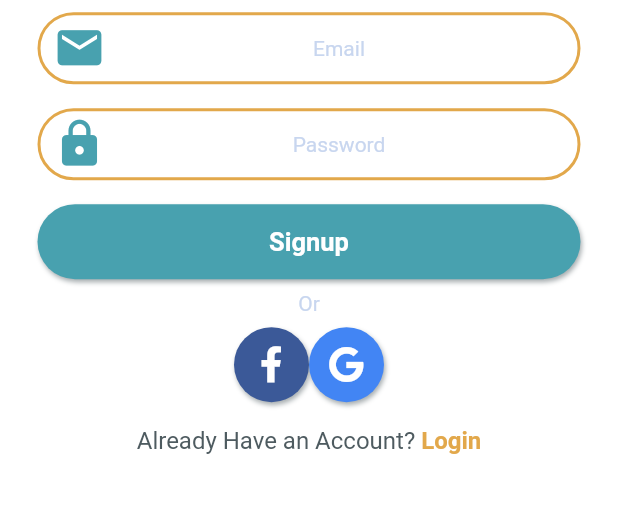
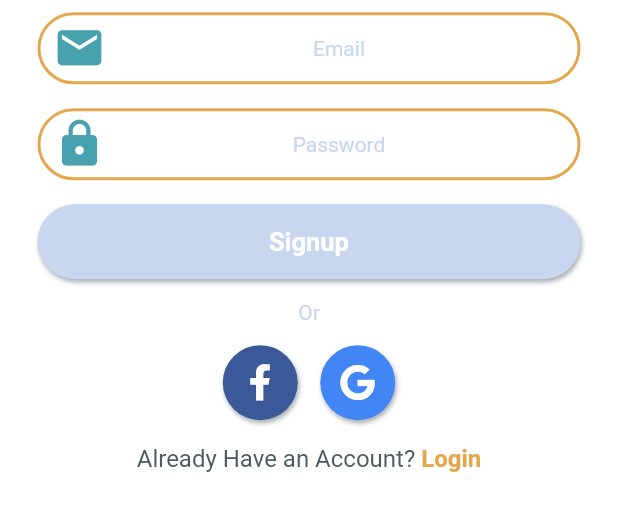
Before and after one commit to nhandrew/mobilefarmersmarket, a Flutter app: the Signup screen opened by its route, on a phone screen of 412 x 824 dp, the part 547-1078 px from its top. Run offline on Flutter 3.47's test engine with Material 2 defaults, Android fonts, the phone set to English and light mode, and no system bars; our stand-ins replace font_awesome_flutter, google_fonts, rxdart.

Commit message:
End Part 17

```diff
--- a/lib/src/screens/login.dart
+++ b/lib/src/screens/login.dart
@@ -72,7 +72,12 @@ class Login extends StatelessWidget {
             );
           }
         ),
-        AppButton(buttonText: 'Login',buttonType: ButtonType.LightBlue,),
+        StreamBuilder<bool>(
+          stream: authBloc.isValid,
+          builder: (context, snapshot) {
+            return AppButton(buttonText: 'Login',buttonType: (snapshot.data == true) ? ButtonType.LightBlue : ButtonType.Disabled,);
+          }
+        ),
         SizedBox(height: 6.0,),
         Center(child: Text('Or',style: TextStyles.suggestion),),
         SizedBox(height: 6.0,),
--- a/lib/src/screens/signup.dart
+++ b/lib/src/screens/signup.dart
@@ -1,3 +1,4 @@
+import 'package:farmers_market/src/blocs/auth_bloc.dart';
 import 'package:farmers_market/src/styles/base.dart';
 import 'package:farmers_market/src/styles/text.dart';
 import 'package:farmers_market/src/widgets/button.dart';
@@ -8,21 +9,24 @@ import 'package:flutter/gestures.dart';
 import 'package:flutter/material.dart';
 import 'dart:io';
 
+import 'package:provider/provider.dart';
+
 class Signup extends StatelessWidget{
   @override
   Widget build(BuildContext context) {
+    final authBloc = Provider.of<AuthBloc>(context);
     if (Platform.isIOS){
       return CupertinoPageScaffold(
-        child: pageBody(context),
+        child: pageBody(context,authBloc),
       );
     } else {
       return Scaffold(
-        body: pageBody(context),
+        body: pageBody(context,authBloc),
       );
     }
   }
 
-  Widget pageBody(BuildContext context) {
+  Widget pageBody(BuildContext context,AuthBloc authBloc) {
     return ListView(
       padding: EdgeInsets.all(0.0),
       children: <Widget>[
@@ -39,28 +43,50 @@ class Signup extends StatelessWidget{
             image: DecorationImage(image: AssetImage('assets/images/logo.png')),
           ),
         ),
-        AppTextField(
+     StreamBuilder<String>(
+          stream: authBloc.email,
+          builder: (context, snapshot) {
+            return AppTextField(
               isIOS: Platform.isIOS,
               hintText: 'Email',
               cupertinoIcon: CupertinoIcons.mail_solid,
               materialIcon: Icons.email,
               textInputType: TextInputType.emailAddress,
+              errorText: snapshot.error,
+              onChanged: authBloc.changeEmail,
+            );
+          }
         ),
-        AppTextField(
+        StreamBuilder<String>(
+          stream: authBloc.password,
+          builder: (context, snapshot) {
+            return AppTextField(
               isIOS: Platform.isIOS,
               hintText: 'Password',
               cupertinoIcon: IconData(0xf4c9,fontFamily: CupertinoIcons.iconFont, fontPackage: CupertinoIcons.iconFontPackage),
               materialIcon: Icons.lock,
               obscureText: true,
+              errorText: snapshot.error,
+              onChanged: authBloc.changePassword,
+            );
+          }
         ),
-        AppButton(buttonText: 'Signup',buttonType: ButtonType.LightBlue,),
+        StreamBuilder<bool>(
+          stream: authBloc.isValid,
+          builder: (context, snapshot) {
+            return AppButton(buttonText: 'Signup',buttonType: (snapshot.data == true) ? ButtonType.LightBlue : ButtonType.Disabled,);
+          }
+        ),
+        SizedBox(height: 6.0,),
         Center(child: Text('Or',style: TextStyles.suggestion),),
+        SizedBox(height: 6.0,),
         Padding(
           padding: BaseStyles.listPadding,
           child: Row(
             mainAxisAlignment: MainAxisAlignment.center,
             children: <Widget>[
               AppSocialButton(socialType: SocialType.Facebook,),
+              SizedBox(width:15.0),
               AppSocialButton(socialType: SocialType.Google),
           ],),
         ),
--- a/lib/src/styles/base.dart
+++ b/lib/src/styles/base.dart
@@ -10,6 +10,10 @@ abstract class BaseStyles{
   static double get listFieldHorizontal => 25.0;
 
   static double get listFieldVertical => 8.0;
+
+  static double get animationOffset => 2.0;
+
+
 
   static EdgeInsets get listPadding {
     return EdgeInsets.symmetric(horizontal: listFieldHorizontal, vertical: listFieldVertical);
@@ -25,4 +29,14 @@ abstract class BaseStyles{
     ];
   }
 
+   static List<BoxShadow> get boxShadowPressed {
+    return [
+      BoxShadow(
+        color: AppColors.darkgray.withOpacity(.5),
+        offset: Offset(1.0, 1.0),
+        blurRadius: 1.0,
+      )
+    ];
+  }
+
 }
--- a/lib/src/widgets/button.dart
+++ b/lib/src/widgets/button.dart
@@ -4,7 +4,7 @@ import 'package:farmers_market/src/styles/colors.dart';
 import 'package:farmers_market/src/styles/text.dart';
 import 'package:flutter/material.dart';
 
-class AppButton extends StatelessWidget{
+class AppButton extends StatefulWidget{
   final String buttonText;
   final ButtonType buttonType;
 
@@ -14,11 +14,18 @@ class AppButton extends StatelessWidget{
   });
 
   @override
+  _AppButtonState createState() => _AppButtonState();
+}
+
+class _AppButtonState extends State<AppButton> {
+  bool pressed = false;
+
+  @override
   Widget build(BuildContext context) {
     TextStyle fontStyle;
     Color buttonColor;
 
-    switch (buttonType) {
+    switch (widget.buttonType) {
       case ButtonType.Straw:
       fontStyle = TextStyles.buttonTextLight;
       buttonColor = AppColors.straw;
@@ -31,8 +38,8 @@ class AppButton extends StatelessWidget{
       fontStyle = TextStyles.buttonTextLight;
       buttonColor = AppColors.darkblue;
       break;
-       case ButtonType.LightGray:
-      fontStyle = TextStyles.buttonTextDark;
+       case ButtonType.Disabled:
+      fontStyle = TextStyles.buttonTextLight;
       buttonColor = AppColors.lightgray;
       break;
        case ButtonType.DarkGray:
@@ -45,20 +52,43 @@ class AppButton extends StatelessWidget{
       break;
     }
 
-    return Padding(
-      padding: BaseStyles.listPadding,
+    return AnimatedContainer(
+      padding: EdgeInsets.only(
+        top: (pressed) ? BaseStyles.listFieldVertical + BaseStyles.animationOffset :  BaseStyles.listFieldVertical,
+        bottom: (pressed) ? BaseStyles.listFieldVertical - BaseStyles.animationOffset :  BaseStyles.listFieldVertical,
+        left: BaseStyles.listFieldHorizontal,
+        right: BaseStyles.listFieldHorizontal
+      ),
+      child: GestureDetector(
               child: Container(
           height: ButtonStyles.buttonHeight,
           width: MediaQuery.of(context).size.width,
           decoration: BoxDecoration(
             color: buttonColor,
             borderRadius: BorderRadius.circular(BaseStyles.borderRadius),
-          boxShadow: BaseStyles.boxShadow
+            boxShadow: pressed ? BaseStyles.boxShadowPressed : BaseStyles.boxShadow
           ),
-        child: Center(child: Text(buttonText,style: fontStyle,)),
+          child: Center(child: Text(widget.buttonText,style: fontStyle,)),
         ),
+        onTapDown: (details){
+          setState(() {
+            if (widget.buttonType != ButtonType.Disabled) pressed = !pressed;
+          });
+        },
+        onTapUp: (details){
+          setState(() {
+            if (widget.buttonType != ButtonType.Disabled) pressed = !pressed;
+          });
+        },
+        onTap: (){
+          if (widget.buttonType != ButtonType.Disabled) {
+
+          }
+        },
+      ),
+      duration: Duration(milliseconds: 20),
     );
   }
 }
 
-enum ButtonType { LightBlue,Straw, LightGray, DarkGray, DarkBlue }
+enum ButtonType { LightBlue,Straw, Disabled, DarkGray, DarkBlue }
```
Lines whose indentation alone changed are shown as unchanged.
